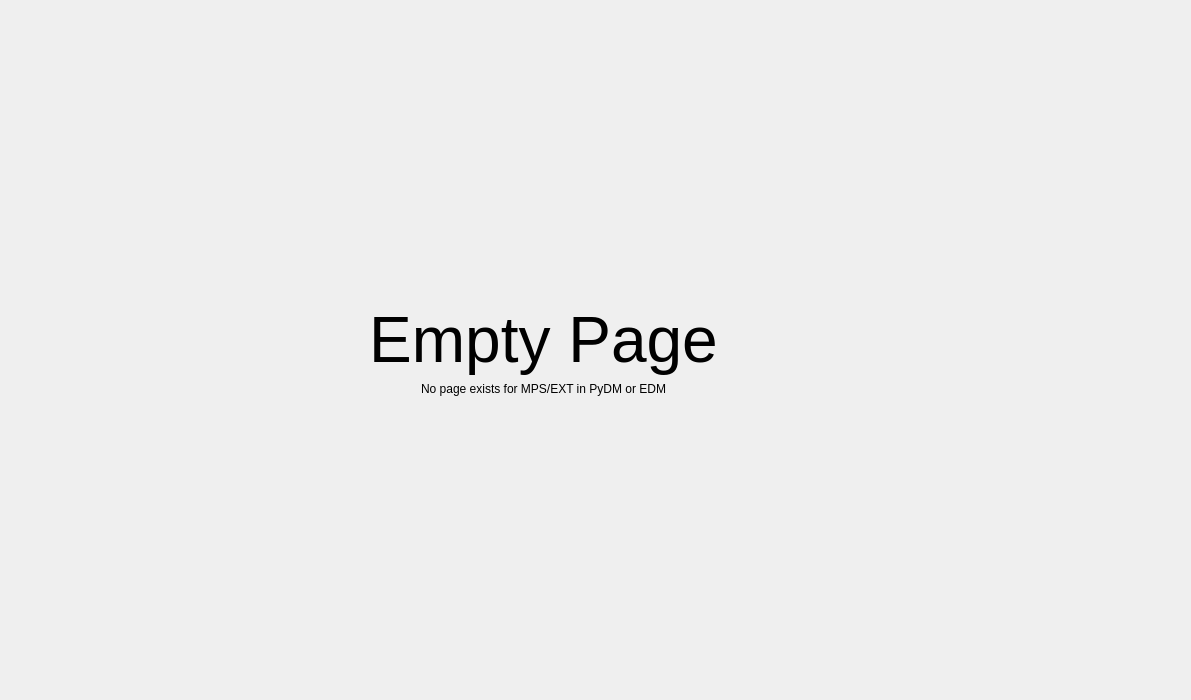
Above: ext_main.ui from ad-build-test/pydm-mps before the change. Below: the same form after it.
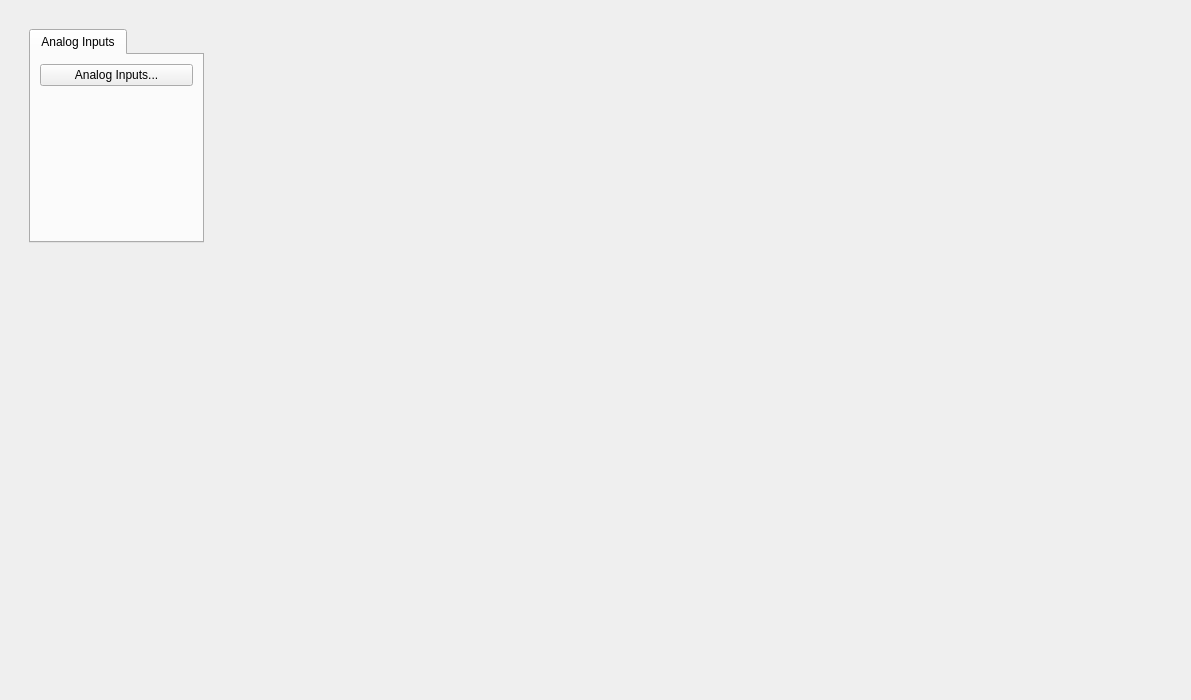
That is the form after the change. Custom widgets are drawn as their Qt base class.

Commit message: Add analog buttons, change window size

What changed in the file:
```diff
--- a/ext_main.ui
+++ b/ext_main.ui
@@ -31,75 +31,10 @@
         <property name="frameShadow">
          <enum>QFrame::Plain</enum>
         </property>
-        <layout class="QVBoxLayout" name="verticalLayout">
-         <item>
-          <spacer name="verticalSpacer_2">
-           <property name="orientation">
-            <enum>Qt::Vertical</enum>
-           </property>
-           <property name="sizeHint" stdset="0">
-            <size>
-             <width>20</width>
-             <height>40</height>
-            </size>
-           </property>
-          </spacer>
-         </item>
-         <item>
-          <widget class="QLabel" name="label">
-           <property name="font">
-            <font>
-             <pointsize>48</pointsize>
-            </font>
-           </property>
-           <property name="text">
-            <string>Empty Page</string>
-           </property>
-           <property name="alignment">
-            <set>Qt::AlignCenter</set>
-           </property>
-          </widget>
-         </item>
-         <item>
-          <widget class="QLabel" name="label_2">
-           <property name="text">
-            <string>No page exists for MPS/EXT in PyDM or EDM</string>
-           </property>
-           <property name="alignment">
-            <set>Qt::AlignCenter</set>
-           </property>
-          </widget>
-         </item>
-         <item>
-          <spacer name="verticalSpacer_3">
-           <property name="orientation">
-            <enum>Qt::Vertical</enum>
-           </property>
-           <property name="sizeHint" stdset="0">
-            <size>
-             <width>20</width>
-             <height>40</height>
-            </size>
-           </property>
-          </spacer>
-         </item>
-        </layout>
+        <layout class="QVBoxLayout" name="verticalLayout"/>
        </widget>
       </item>
       <item row="0" column="2">
-       <spacer name="horizontalSpacer">
-        <property name="orientation">
-         <enum>Qt::Horizontal</enum>
-        </property>
-        <property name="sizeHint" stdset="0">
-         <size>
-          <width>40</width>
-          <height>20</height>
-         </size>
-        </property>
-       </spacer>
-      </item>
-      <item row="0" column="3">
        <widget class="QFrame" name="frame_4">
         <property name="frameShape">
          <enum>QFrame::NoFrame</enum>
@@ -159,17 +94,120 @@
        </widget>
       </item>
       <item row="0" column="0">
-       <spacer name="horizontalSpacer_2">
-        <property name="orientation">
-         <enum>Qt::Horizontal</enum>
+       <widget class="QFrame" name="frame_8">
+        <property name="frameShape">
+         <enum>QFrame::NoFrame</enum>
         </property>
-        <property name="sizeHint" stdset="0">
-         <size>
-          <width>40</width>
-          <height>20</height>
-         </size>
+        <property name="frameShadow">
+         <enum>QFrame::Raised</enum>
         </property>
-       </spacer>
+        <layout class="QGridLayout" name="gridLayout_19" columnstretch="1,0">
+         <item row="2" column="0">
+          <spacer name="verticalSpacer_2">
+           <property name="orientation">
+            <enum>Qt::Vertical</enum>
+           </property>
+           <property name="sizeHint" stdset="0">
+            <size>
+             <width>20</width>
+             <height>40</height>
+            </size>
+           </property>
+          </spacer>
+         </item>
+         <item row="0" column="1">
+          <spacer name="horizontalSpacer_5">
+           <property name="orientation">
+            <enum>Qt::Horizontal</enum>
+           </property>
+           <property name="sizeHint" stdset="0">
+            <size>
+             <width>40</width>
+             <height>20</height>
+            </size>
+           </property>
+          </spacer>
+         </item>
+         <item row="0" column="0">
+          <widget class="QTabWidget" name="tabWidget_6">
+           <property name="maximumSize">
+            <size>
+             <width>175</width>
+             <height>16777215</height>
+            </size>
+           </property>
+           <property name="currentIndex">
+            <number>0</number>
+           </property>
+           <widget class="QWidget" name="tab_8">
+            <attribute name="title">
+             <string>Analog Inputs</string>
+            </attribute>
+            <layout class="QGridLayout" name="gridLayout_21">
+             <item row="0" column="0">
+              <widget class="PyDMRelatedDisplayButton" name="PyDMRelatedDisplayButton_10">
+               <property name="minimumSize">
+                <size>
+                 <width>150</width>
+                 <height>20</height>
+                </size>
+               </property>
+               <property name="toolTip">
+                <string/>
+               </property>
+               <property name="text">
+                <string>Analog Inputs...</string>
+               </property>
+               <property name="filenames" stdset="0">
+                <stringlist>
+                 <string>mps_threshold_area.ui</string>
+                </stringlist>
+               </property>
+               <property name="showIcon" stdset="0">
+                <bool>false</bool>
+               </property>
+               <property name="macros" stdset="0">
+                <stringlist>
+                 <string>{&quot;AREA&quot;:&quot;EXT&quot;}</string>
+                </stringlist>
+               </property>
+               <property name="openInNewWindow" stdset="0">
+                <bool>true</bool>
+               </property>
+              </widget>
+             </item>
+             <item row="1" column="0">
+              <spacer name="verticalSpacer_11">
+               <property name="orientation">
+                <enum>Qt::Vertical</enum>
+               </property>
+               <property name="sizeHint" stdset="0">
+                <size>
+                 <width>20</width>
+                 <height>40</height>
+                </size>
+               </property>
+              </spacer>
+             </item>
+            </layout>
+           </widget>
+          </widget>
+         </item>
+         <item row="1" column="0">
+          <spacer name="verticalSpacer_3">
+           <property name="orientation">
+            <enum>Qt::Vertical</enum>
+           </property>
+           <property name="sizeHint" stdset="0">
+            <size>
+             <width>20</width>
+             <height>40</height>
+            </size>
+           </property>
+          </spacer>
+         </item>
+        </layout>
+       </widget>
       </item>
      </layout>
     </widget>
@@ -182,6 +220,11 @@
    <extends>QWidget</extends>
    <header>pydm.widgets.drawing</header>
   </customwidget>
+  <customwidget>
+   <class>PyDMRelatedDisplayButton</class>
+   <extends>QPushButton</extends>
+   <header>pydm.widgets.related_display_button</header>
+  </customwidget>
  </customwidgets>
  <resources/>
  <connections/>
```
